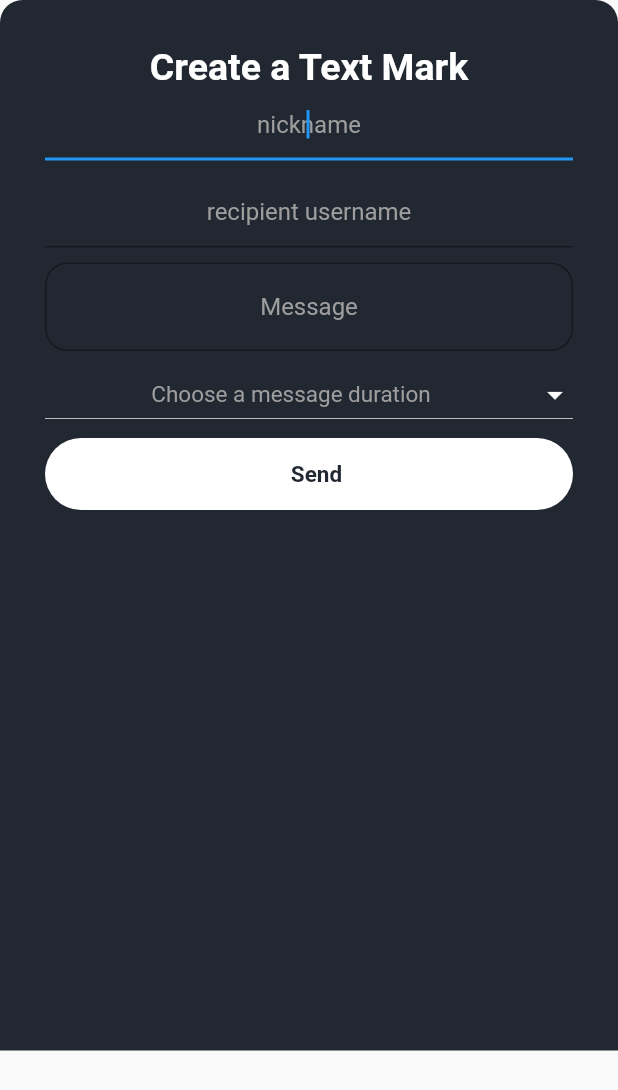
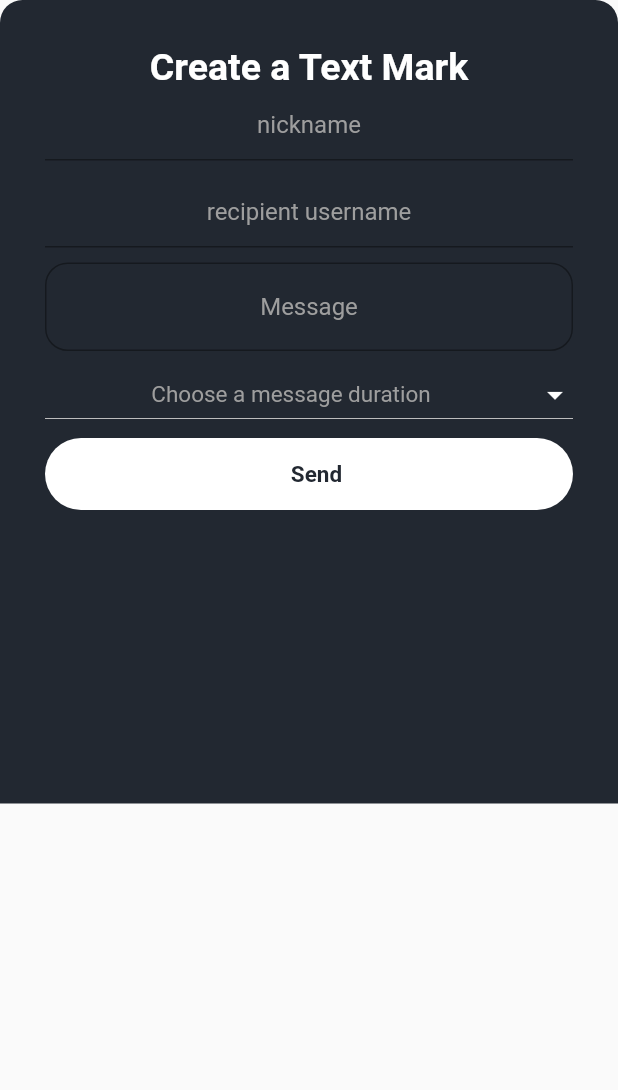
Before and after one commit to austinhogan11/text_marks_the_spot_app, a Flutter app: the CreateTextMark widget shown alone on an empty page, opened directly, on a phone screen of 412 x 824 dp. Shown: the top 1090 px of the screen. Run offline on Flutter 3.47's test engine with Material 2 defaults, Android fonts, the phone set to English and light mode, and no system bars; our stand-ins replace cloud_firestore, firebase_auth, firebase_core, geolocator, google_maps_flutter, google_sign_in; missing offline and left inert: apple_sign_in; accounts and stored records are empty.

```diff
--- a/lib/screens/home/create_textmark_screen.dart
+++ b/lib/screens/home/create_textmark_screen.dart
@@ -36,7 +36,7 @@ class _CreateTextMarkState extends State<CreateTextMark> {
     return Container(
       height: (MediaQuery.of(context).size.height > 850.0)
           ? MediaQuery.of(context).size.height * .76
-          : MediaQuery.of(context).size.height * .85,
+          : MediaQuery.of(context).size.height * .65,
       color: Colors.transparent,
       child: Container(
         decoration: BoxDecoration(
@@ -67,7 +67,6 @@ class _CreateTextMarkState extends State<CreateTextMark> {
                 children: [
                   // RadiusSlider(),
                   TextField(
-                    autofocus: true,
                     textAlign: TextAlign.center,
                     style: TextStyle(
                       color: Colors.white,
```
Also changed, not shown: 14 other files.
